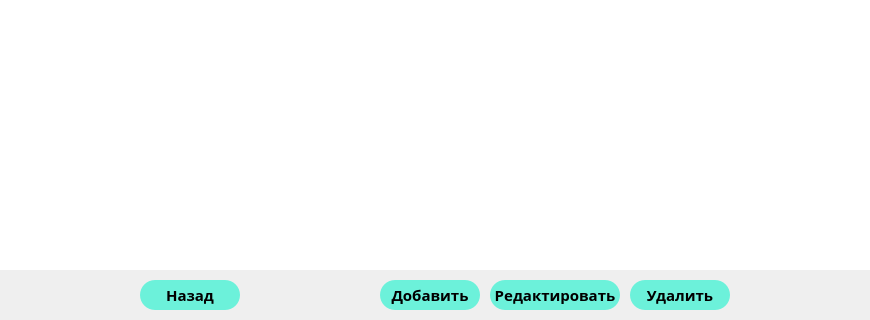
Above: source/ui/day_data.ui from pop-arthur/HotelLib_NTO before the change; both pictures show x 0 to 870 and y 230 to 550 of the 870 by 550 pixel window. Below: the same form after it.
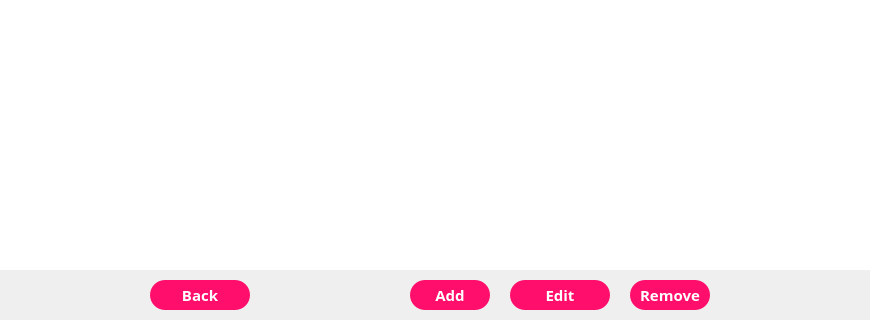
That is the form after the change.

Diff of the .ui file:
```diff
--- a/source/ui/day_data.ui
+++ b/source/ui/day_data.ui
@@ -154,15 +154,20 @@
         <string notr="true">QPushButton
 {
 	text-shadow: 0px 0px 50px #FFFFFF;
-	background-color: #6CF1DA;
+	color: #ffffff;
+	background-color: #FF0E6C;
 	border-radius: 15;
-    margin: 10px 0;
 	height: 30px;
+	transition-timing-function: linear;
 }
-</string>
+QPushButton::hover
+{
+	background-color: #fff;
+	color: #000;
+}</string>
        </property>
        <property name="text">
-        <string>Назад</string>
+        <string>Back</string>
        </property>
       </widget>
      </item>
@@ -199,14 +204,21 @@
         <string notr="true">QPushButton
 {
 	text-shadow: 0px 0px 50px #FFFFFF;
-	background-color: #6CF1DA;
+	color: #ffffff;
+	background-color: #FF0E6C;
 	border-radius: 15;
-    margin: 10px 0x;
+    margin: 10px 10px;
 	height: 30px;
+	transition-timing-function: linear;
+}
+QPushButton::hover
+{
+	background-color: #fff;
+	color: #000;
 }</string>
        </property>
        <property name="text">
-        <string>Добавить</string>
+        <string>Add</string>
        </property>
       </widget>
      </item>
@@ -214,7 +226,7 @@
       <widget class="QPushButton" name="editButton">
        <property name="minimumSize">
         <size>
-         <width>150</width>
+         <width>120</width>
          <height>30</height>
         </size>
        </property>
@@ -230,14 +242,21 @@
         <string notr="true">QPushButton
 {
 	text-shadow: 0px 0px 50px #FFFFFF;
-	background-color: #6CF1DA;
+	color: #ffffff;
+	background-color: #FF0E6C;
 	border-radius: 15;
     margin: 10px 10px;
 	height: 30px;
+	transition-timing-function: linear;
+}
+QPushButton::hover
+{
+	background-color: #fff;
+	color: #000;
 }</string>
        </property>
        <property name="text">
-        <string>Редактировать</string>
+        <string>Edit</string>
        </property>
       </widget>
      </item>
@@ -261,14 +280,21 @@
         <string notr="true">QPushButton
 {
 	text-shadow: 0px 0px 50px #FFFFFF;
-	background-color: #6CF1DA;
+	color: #ffffff;
+	background-color: #FF0E6C;
 	border-radius: 15;
-    margin: 10px 0;
+    margin: 10px 10px;
 	height: 30px;
+	transition-timing-function: linear;
+}
+QPushButton::hover
+{
+	background-color: #fff;
+	color: #000;
 }</string>
        </property>
        <property name="text">
-        <string>Удалить</string>
+        <string>Remove</string>
        </property>
       </widget>
      </item>
```
Left out of the diff: 31 changed lines with no effect on the pictures.
